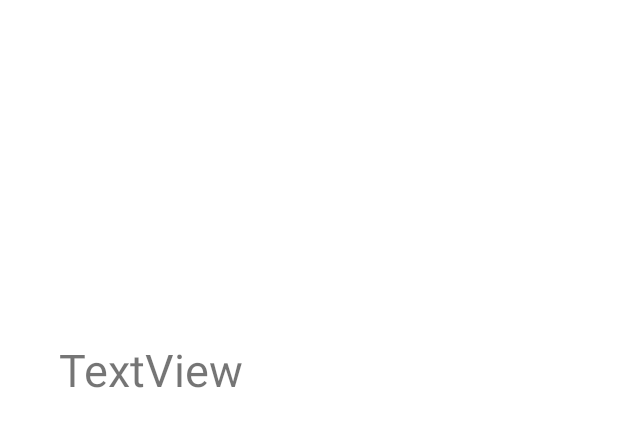
After one commit to matf-pp/2021_YoutubeToDeezerConverter, an Android app: the layout activity_converte.xml on its own in the app's theme, with its tools: preview values and no code run, on a phone screen of 412 x 824 dp. The commit adds this screen. Shown: the top 427 px of the screen. Run offline under Robolectric (Android 15) with nearby library versions, the phone set to English and light mode, and no system bars; Roboto replaces fonts that are not available here.

```diff
--- /dev/null
+++ b/app/src/main/res/layout/activity_converte.xml
@@ -0,0 +1,19 @@
+<?xml version="1.0" encoding="utf-8"?>
+<androidx.constraintlayout.widget.ConstraintLayout xmlns:android="http://schemas.android.com/apk/res/android"
+    xmlns:app="http://schemas.android.com/apk/res-auto"
+    xmlns:tools="http://schemas.android.com/tools"
+    android:layout_width="match_parent"
+    android:layout_height="match_parent"
+    tools:context=".Converte">
+
+    <TextView
+        android:id="@+id/pesme"
+        android:layout_width="333dp"
+        android:layout_height="372dp"
+        android:text="TextView"
+        android:textSize="30sp"
+        app:layout_constraintBottom_toBottomOf="parent"
+        app:layout_constraintEnd_toEndOf="parent"
+        app:layout_constraintStart_toStartOf="parent"
+        app:layout_constraintTop_toTopOf="parent" />
+</androidx.constraintlayout.widget.ConstraintLayout>
```
Also changed, not shown: app/src/main/AndroidManifest.xml (+8 -1 lines), app/src/main/java/com/example/projekatppandroid/CheckingDeezerCode.kt (+52 -9 lines), app/src/main/java/com/example/projekatppandroid/Converte.kt (added, +25 -0 lines), app/src/main/res/layout/activity_checking_deezer_code.xml (+40 -18 lines).
